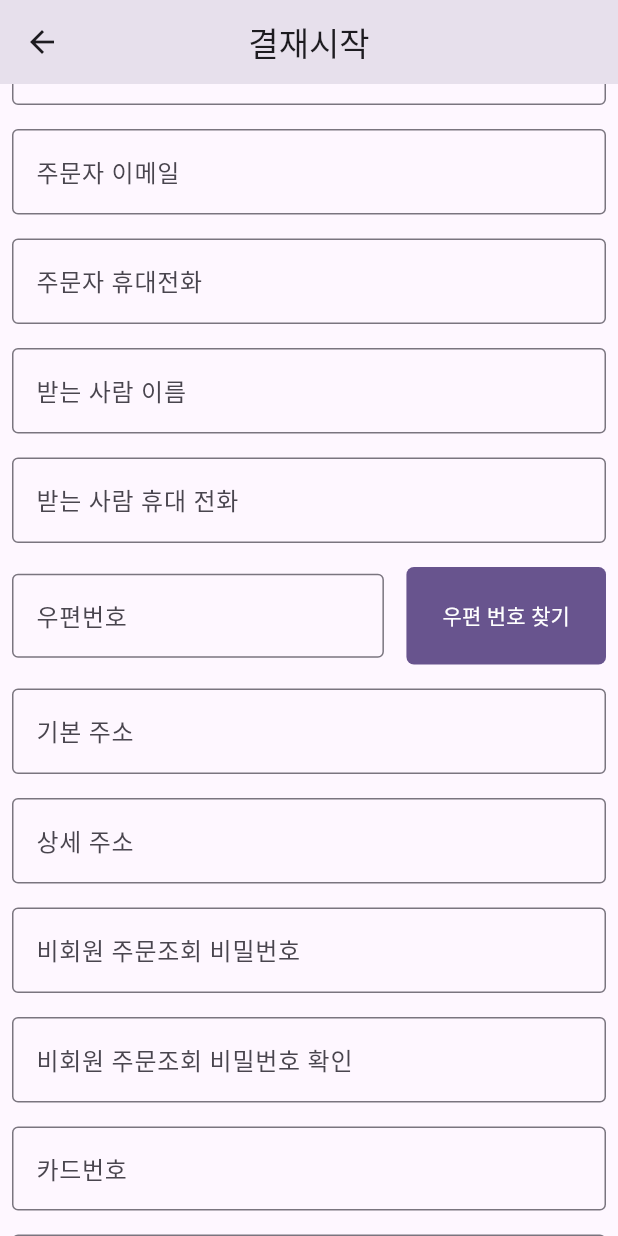
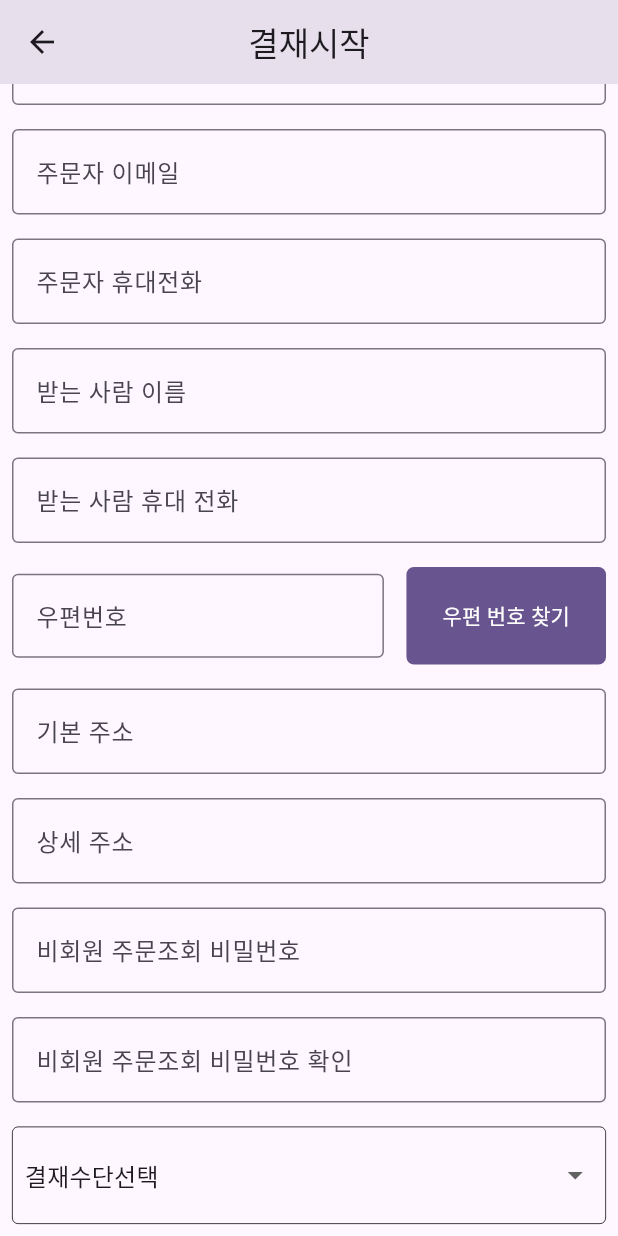
Before and after one commit to Lodny/flutter_shopping_mall, a Flutter app: the CheckoutPage screen opened directly, scrolled down 288 dp, on a phone screen of 412 x 824 dp. Run offline on Flutter 3.47's test engine with Material 3 defaults, Android fonts, the phone set to English and light mode, and no system bars; our stand-ins replace cached_network_image; missing offline and left inert: kpostal; network calls fail.

Commit message:
- 결재수단 : DropDown 추가

```diff
--- a/lib/page/checkout_page.dart
+++ b/lib/page/checkout_page.dart
@@ -53,7 +53,7 @@ class _CheckoutPageState extends State<CheckoutPage> {
   Widget build(BuildContext context) {
     return Scaffold(
       appBar: AppBar(
-        title: Text('결재시작',),
+        title: const Text('결재시작',),
         centerTitle: true,
       ),
       body: SingleChildScrollView(
@@ -69,18 +69,29 @@ class _CheckoutPageState extends State<CheckoutPage> {
             _getTextFormFiled(_buyerNameController, '주문자명'),
             _getTextFormFiled(_buyerEmailController, '주문자 이메일'),
             _getTextFormFiled(_buyerPhoneController, '주문자 휴대전화'),
+
             _getTextFormFiled(_receiverNameController, '받는 사람 이름'),
             _getTextFormFiled(_receiverPhoneController, '받는 사람 휴대 전화'),
+
             _receiverZipTextField(),
             _getTextFormFiled(_receiverAddress1Controller, '기본 주소', readOnly: true),
             _getTextFormFiled(_receiverAddress2Controller, '상세 주소'),
+
             _getTextFormFiled(_userPwdController, '비회원 주문조회 비밀번호', obscureText: true),
             _getTextFormFiled(_userConfirmPwdController, '비회원 주문조회 비밀번호 확인', obscureText: true),
 
-            _getTextFormFiled(_cardNoController, '카드번호'),
-            _getTextFormFiled(_cardAuthController, '카드명의자 주민번호 앞자리', maxLength: 10),
-            _getTextFormFiled(_cardExpiredDateController, '카드 만료일'),
-            _getTextFormFiled(_cardPwdTwoDigitsController, '카드 비밀번호 앞2자리', obscureText: true, maxLength: 2),
+            _paymentMethodDropdownButton(),
+            if (_selectedPaymentIndex == 1)
+              Column(
+                children: [
+                  _getTextFormFiled(_cardNoController, '카드번호'),
+                  _getTextFormFiled(_cardAuthController, '카드명의자 주민번호 앞자리', maxLength: 10),
+                  _getTextFormFiled(_cardExpiredDateController, '카드 만료일 (YYYYMM)', maxLength: 6),
+                  _getTextFormFiled(_cardPwdTwoDigitsController, '카드 비밀번호 앞2자리', obscureText: true, maxLength: 2),
+                ],
+              )
+            else if (_selectedPaymentIndex == 2)
+              _getTextFormFiled(_depositNameController, '입금자명'),
           ],
         ),
       ),
@@ -96,7 +107,7 @@ class _CheckoutPageState extends State<CheckoutPage> {
     return foundProduct == null
         ? Container()
         : Container(
-            padding: EdgeInsets.all(8),
+            padding: const EdgeInsets.all(8),
             child: Row(
               crossAxisAlignment: CrossAxisAlignment.start,
               children: [
@@ -110,11 +121,11 @@ class _CheckoutPageState extends State<CheckoutPage> {
                     ),
                   ),
                   errorWidget: (context, url, error) => Center(
-                    child: Text('오류 발생'),
+                    child: const Text('오류 발생'),
                   ),
                 ),
                 Container(
-                  padding: EdgeInsets.symmetric(horizontal: 15, vertical: 8,),
+                  padding: const EdgeInsets.symmetric(horizontal: 15, vertical: 8,),
                   child: Column(
                     crossAxisAlignment: CrossAxisAlignment.start,
                     mainAxisSize: MainAxisSize.min,
@@ -143,7 +154,7 @@ class _CheckoutPageState extends State<CheckoutPage> {
     int? maxLength}) {
 
     return Padding(
-      padding: EdgeInsets.all(8),
+      padding: const EdgeInsets.all(8),
       child: TextFormField(
         controller: controller,
         readOnly: readOnly,
@@ -202,12 +213,40 @@ class _CheckoutPageState extends State<CheckoutPage> {
               )
             ),
             child: Padding(
-              padding: EdgeInsets.symmetric(vertical: 22),
-              child: Text('우편 번호 찾기'),
+              padding: const EdgeInsets.symmetric(vertical: 22),
+              child: const Text('우편 번호 찾기'),
             ),
           )
         ],
       ),
     );
   }
+
+  Widget _paymentMethodDropdownButton() {
+    return Container(
+      width: double.infinity,
+      margin: const EdgeInsets.all(8),
+      padding: const EdgeInsets.all(8),
+      decoration: BoxDecoration(
+        border: Border.all(width: 0.5),
+        borderRadius: BorderRadius.circular(4),
+      ),
+      child: DropdownButton<String>(
+        onChanged: (value) {
+          setState(() {
+            _selectedPaymentIndex = paymentMethodList.indexWhere((payment) => payment == value);
+          });
+        },
+        underline: Container(),
+        isExpanded: true,
+        items: paymentMethodList.map<DropdownMenuItem<String>>((payment) =>
+          DropdownMenuItem<String>(
+            child: Text(payment),
+            value: payment,
+          ),
+        ).toList(),
+        value: paymentMethodList[_selectedPaymentIndex],
+      ),
+    );
+  }
 }
```
